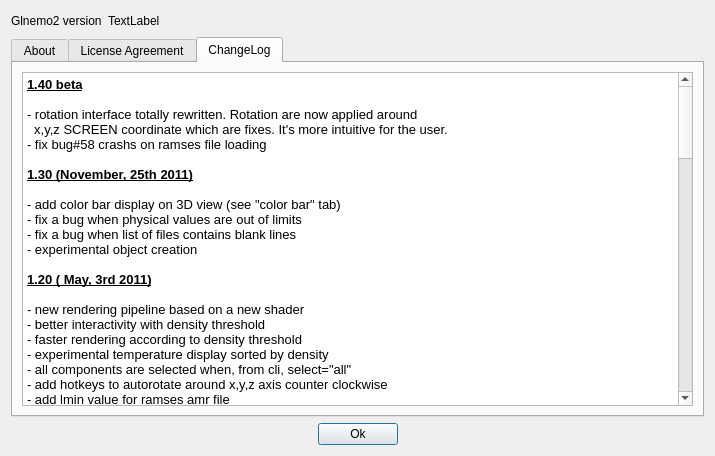
Before: the Qt Designer form src/formabout.ui in jcldc/glnemo2, drawn with Qt 5.
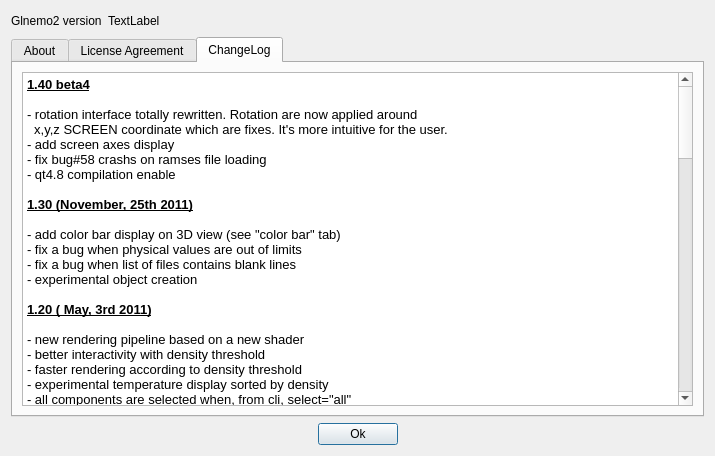
After: the same form once the commit is applied. Icons and pictures are not drawn.

Commit message: qt 4.8 enable axes with shading

```diff
--- a/src/formabout.ui
+++ b/src/formabout.ui
@@ -1057,11 +1057,13 @@
 &lt;table border=&quot;0&quot; style=&quot;-qt-table-type: root; margin-top:4px; margin-bottom:4px; margin-left:4px; margin-right:4px;&quot;&gt;
 &lt;tr&gt;
 &lt;td style=&quot;border: none;&quot;&gt;
-&lt;p style=&quot; margin-top:0px; margin-bottom:0px; margin-left:0px; margin-right:0px; -qt-block-indent:0; text-indent:0px;&quot;&gt;&lt;span style=&quot; font-size:10pt; font-weight:600; text-decoration: underline;&quot;&gt;1.40 beta&lt;/span&gt;&lt;/p&gt;
+&lt;p style=&quot; margin-top:0px; margin-bottom:0px; margin-left:0px; margin-right:0px; -qt-block-indent:0; text-indent:0px;&quot;&gt;&lt;span style=&quot; font-size:10pt; font-weight:600; text-decoration: underline;&quot;&gt;1.40 beta4&lt;/span&gt;&lt;/p&gt;
 &lt;p style=&quot;-qt-paragraph-type:empty; margin-top:0px; margin-bottom:0px; margin-left:0px; margin-right:0px; -qt-block-indent:0; text-indent:0px; font-size:10pt;&quot;&gt;&lt;/p&gt;
 &lt;p style=&quot; margin-top:0px; margin-bottom:0px; margin-left:0px; margin-right:0px; -qt-block-indent:0; text-indent:0px;&quot;&gt;&lt;span style=&quot; font-size:10pt;&quot;&gt;- rotation interface totally rewritten. Rotation are now applied around&lt;/span&gt;&lt;/p&gt;
 &lt;p style=&quot; margin-top:0px; margin-bottom:0px; margin-left:0px; margin-right:0px; -qt-block-indent:0; text-indent:0px;&quot;&gt;&lt;span style=&quot; font-size:10pt;&quot;&gt;  x,y,z SCREEN coordinate which are fixes. It's more intuitive for the user.&lt;/span&gt;&lt;/p&gt;
+&lt;p style=&quot; margin-top:0px; margin-bottom:0px; margin-left:0px; margin-right:0px; -qt-block-indent:0; text-indent:0px;&quot;&gt;&lt;span style=&quot; font-size:10pt;&quot;&gt;- add screen axes display&lt;/span&gt;&lt;/p&gt;
 &lt;p style=&quot; margin-top:0px; margin-bottom:0px; margin-left:0px; margin-right:0px; -qt-block-indent:0; text-indent:0px;&quot;&gt;&lt;span style=&quot; font-size:10pt;&quot;&gt;- fix bug#58 crashs on ramses file loading&lt;/span&gt;&lt;/p&gt;
+&lt;p style=&quot; margin-top:0px; margin-bottom:0px; margin-left:0px; margin-right:0px; -qt-block-indent:0; text-indent:0px;&quot;&gt;&lt;span style=&quot; font-size:10pt;&quot;&gt;- qt4.8 compilation enable&lt;/span&gt;&lt;/p&gt;
 &lt;p style=&quot;-qt-paragraph-type:empty; margin-top:0px; margin-bottom:0px; margin-left:0px; margin-right:0px; -qt-block-indent:0; text-indent:0px; font-size:10pt; font-weight:600; text-decoration: underline;&quot;&gt;&lt;/p&gt;
 &lt;p style=&quot; margin-top:0px; margin-bottom:0px; margin-left:0px; margin-right:0px; -qt-block-indent:0; text-indent:0px;&quot;&gt;&lt;span style=&quot; font-size:10pt; font-weight:600; text-decoration: underline;&quot;&gt;1.30 (November, 25th 2011)&lt;/span&gt;&lt;/p&gt;
 &lt;p style=&quot;-qt-paragraph-type:empty; margin-top:0px; margin-bottom:0px; margin-left:0px; margin-right:0px; -qt-block-indent:0; text-indent:0px; font-size:10pt;&quot;&gt;&lt;/p&gt;
```
The commit also changes 8 other files.
